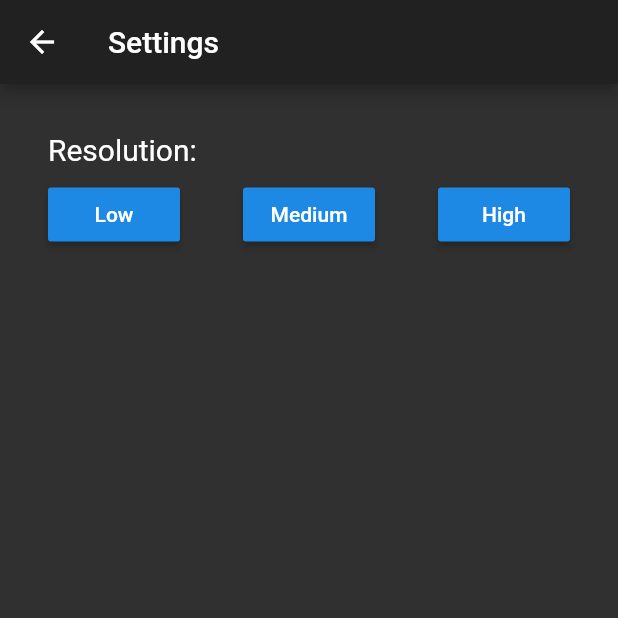
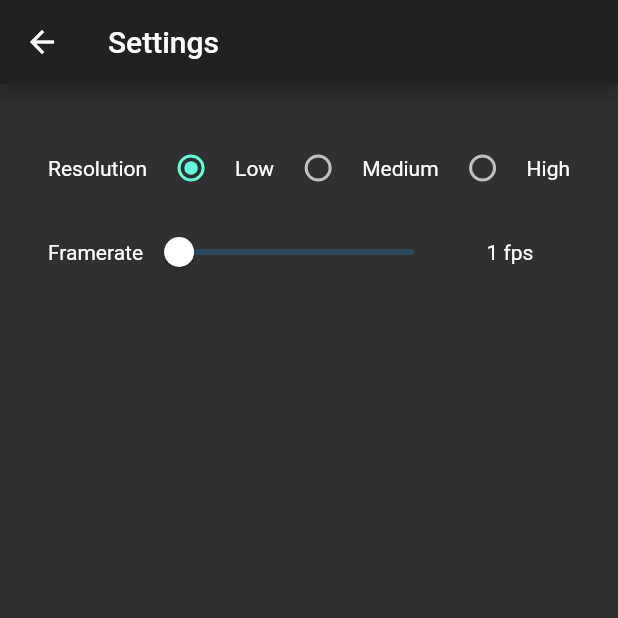
Before and after one commit to christopherkuemmel/blindnavigation, a Flutter app: the screen it shows after launch, after a tap on the "settings" icon, on a phone screen of 412 x 824 dp, the top half of it. Run offline on Flutter 3.47's test engine with Material 2 defaults, Android fonts, the phone set to English and light mode, and no system bars; our stand-ins replace camera, flutter_bluetooth_serial, native_device_orientation; missing offline and left inert: tflite.

Commit message:
add framerate to settings and use radio buttons for resolution

```diff
--- a/lib/home.dart
+++ b/lib/home.dart
@@ -35,6 +35,7 @@ class _HomeState extends State<Home> {
 
   // Settings
   int _resolution = 0;
+  double _framerate = 1.0;
 
   setBluetooth(bluetoothConnected, device){
     setState(() {
@@ -43,9 +44,10 @@ class _HomeState extends State<Home> {
     });
   }
 
-  setSettings(resolution){
+  setSettings(resolution, framerate){
     setState(() {
       _resolution = resolution;
+      _framerate = framerate;
     });
   }
 
@@ -60,7 +62,7 @@ class _HomeState extends State<Home> {
         IconButton(
           icon: Icon(Icons.settings),
           onPressed: () {
-            Navigator.push(context, MaterialPageRoute(builder: (context) => Settings(setSettings)));
+            Navigator.push(context, MaterialPageRoute(builder: (context) => Settings(setSettings, _resolution, _framerate)));
           },
         ),
         IconButton(
--- a/lib/settings.dart
+++ b/lib/settings.dart
@@ -4,22 +4,43 @@ const RES_LOW = 0;
 const RES_MED = 1;
 const RES_HIGH = 2;
 
-typedef void Callback(int resolution);
+typedef void Callback(int resolution, double framerate);
 
 class Settings extends StatefulWidget {
+  final Callback setSettings;
+  final int resolution;
+  final double framerate;
 
-  final Callback setSettings;
-
-  Settings(this.setSettings);
+  Settings(this.setSettings, this.resolution, this.framerate);
 
   @override
   _SettingsState createState() => _SettingsState();
 }
 
 class _SettingsState extends State<Settings> {
+  int _resolution;
+  double _framerate;
+
+  @override
+  initState(){
+    super.initState();
+    _resolution = widget.resolution;
+    _framerate = widget.framerate;
+  }
+
+  Future<bool> _setSettings() {
+    widget.setSettings(_resolution, _framerate);
+    return Future.value(true);
+  }
+
+  void handleResolutionChange(res) {
+    setState(() => _resolution = res);
+  }
 
   Widget build(BuildContext context) {
-    return Scaffold(
+    return WillPopScope(
+      onWillPop: () => _setSettings(),
+      child: Scaffold(
         appBar: AppBar(
           title: Text('Settings'),
         ),
@@ -30,39 +51,58 @@ class _SettingsState extends State<Settings> {
                 Padding(
                   padding: const EdgeInsets.only(bottom: 8.0),
                   child: Row(
+                    mainAxisSize: MainAxisSize.max,
+                    mainAxisAlignment: MainAxisAlignment.spaceBetween,
                     children: <Widget>[
-                    Text(
-                      'Resolution:',
-                      style: TextStyle(
-                        fontSize: 20,
+                      Text('Resolution'),
+                      Radio(
+                        onChanged: (res) => handleResolutionChange(res),
+                        groupValue: _resolution,
+                        value: RES_LOW,
                       ),
-                    )
+                      Text('Low'),
+                      Radio(
+                        onChanged: (res) => handleResolutionChange(res),
+                        groupValue: _resolution,
+                        value: RES_MED,
+                      ),
+                      Text('Medium'),
+                      Radio(
+                        onChanged: (res) => handleResolutionChange(res),
+                        groupValue: _resolution,
+                        value: RES_HIGH,
+                      ),
+                      Text('High'),
                     ],
                   ),
                 ),
-              Row(
-                mainAxisSize: MainAxisSize.max,
+                Padding(
+                  padding: const EdgeInsets.only(bottom: 8.0),
+                  child: Row(
                     mainAxisAlignment: MainAxisAlignment.spaceBetween,
                     children: <Widget>[
-                  RaisedButton(
-                    padding: const EdgeInsets.all(8.0),
-                    onPressed: () => widget.setSettings(RES_LOW),
-                    child: const Text('Low'),
+                      Text("Framerate"),
+                      Flexible(
+                        flex: 1,
+                        child: Slider(
+                          activeColor: Colors.white,
+                          min: 1,
+                          max: 25,
+                          onChanged: (newRating) => setState(() => _framerate = newRating),
+                          value: _framerate,
                         ),
-                  RaisedButton(
-                    padding: const EdgeInsets.all(8.0),
-                    onPressed: () => widget.setSettings(RES_MED),
-                    child: const Text('Medium'),
                       ),
-                  RaisedButton(
-                    padding: const EdgeInsets.all(8.0),
-                    onPressed: () => widget.setSettings(RES_HIGH),
-                    child: const Text('High'),
+                      Container(
+                          width: 80.0,
+                          alignment: Alignment.center,
+                          child: Text((_framerate.floor()).toStringAsFixed(0) + " fps"))
+                    ],
+                  ),
                 ),
               ],
             ),
-            ],
-          )),
+        ),
+      ),
     );
   }
 }
```
Lines whose indentation alone changed are shown as unchanged.
